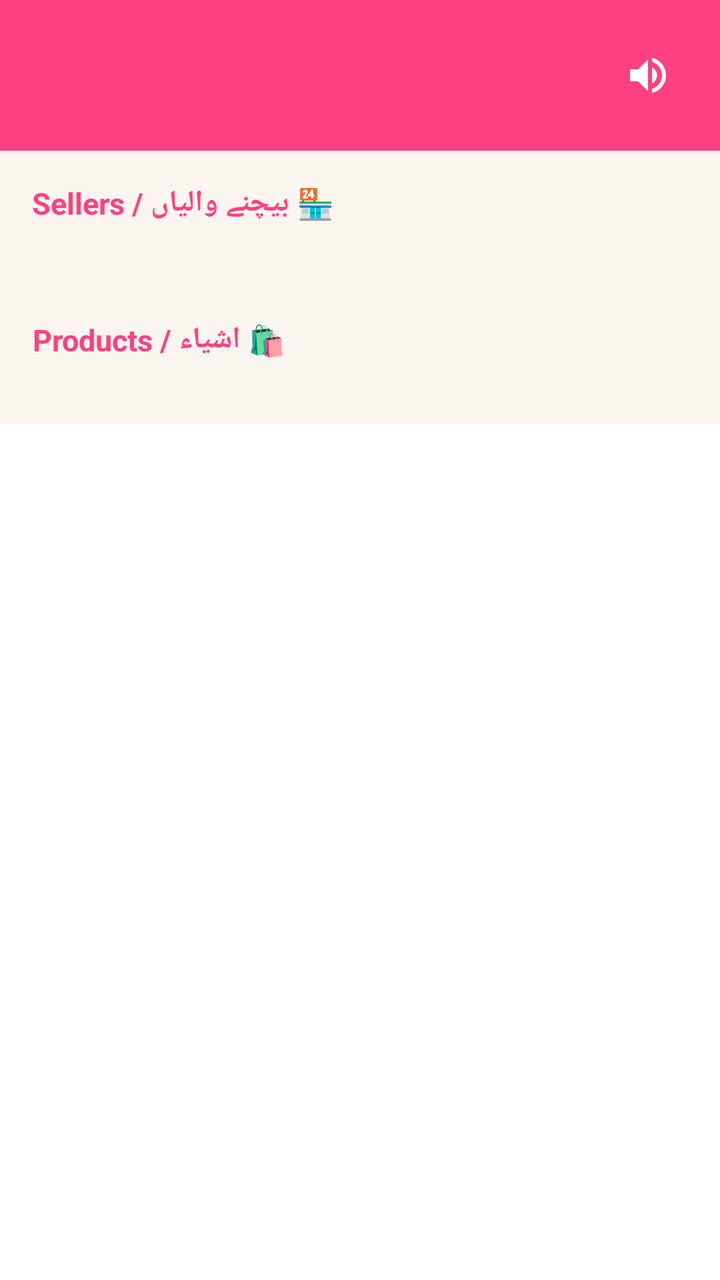
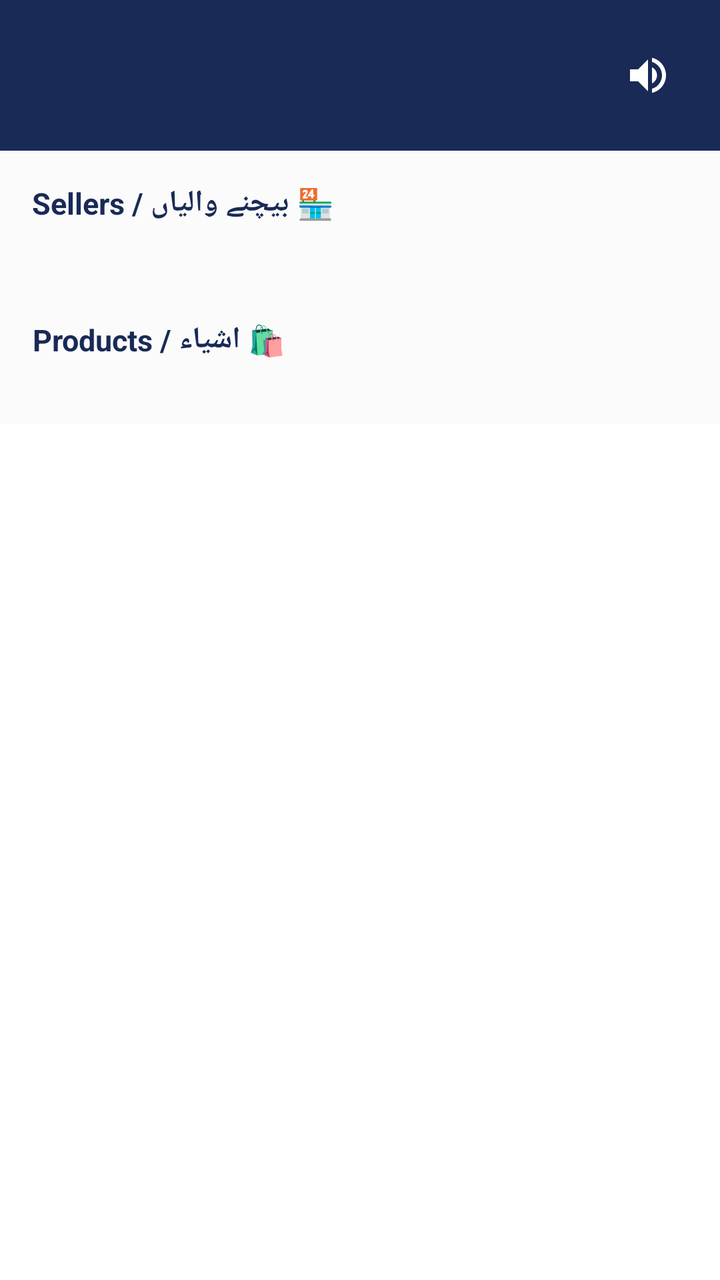

Before-and-after screenshots of an Android layout around one commit, followed by the original layout XML and the change that was made.
<!-- AndroidManifest.xml: application theme Theme.SheEmpower -->
<!-- res/layout/activity_seller_list.xml -->
<?xml version="1.0" encoding="utf-8"?>
<ScrollView xmlns:android="http://schemas.android.com/apk/res/android"
    android:layout_width="match_parent"
    android:layout_height="match_parent"
    android:background="#FFFFFF">

    <LinearLayout
        android:layout_width="match_parent"
        android:layout_height="wrap_content"
        android:orientation="vertical"
        android:background="?android:attr/windowBackground">

        
        
        
        <LinearLayout
            android:layout_width="match_parent"
            android:layout_height="wrap_content"
            android:background="#FF4081"
            android:padding="16dp"
            android:orientation="horizontal"
            android:gravity="center_vertical">

            <LinearLayout
                android:layout_width="0dp"
                android:layout_height="wrap_content"
                android:layout_weight="1"
                android:orientation="vertical">

                <TextView
                    android:id="@+id/tvCategoryTitle"
                    android:layout_width="wrap_content"
                    android:layout_height="wrap_content"
                    android:textColor="#FFFFFF"
                    android:textSize="20sp"
                    android:textStyle="bold" />

                <TextView
                    android:id="@+id/tvSellerCount"
                    android:layout_width="wrap_content"
                    android:layout_height="wrap_content"
                    android:textColor="#FFE0EC"
                    android:textSize="12sp" />
            </LinearLayout>

            
            <ImageButton
                android:id="@+id/btnSpeaker"
                android:layout_width="40dp"
                android:layout_height="40dp"
                android:src="@drawable/ic_speaker"
                android:background="@android:color/transparent"
                android:scaleType="centerInside" />
        </LinearLayout>

        
        
        
        <TextView
            android:layout_width="wrap_content"
            android:layout_height="wrap_content"
            android:text="🏪 بیچنے والیاں / Sellers"
            android:textStyle="bold"
            android:textSize="15sp"
            android:textColor="#FF4081"
            android:layout_margin="16dp" />

        <androidx.recyclerview.widget.RecyclerView
            android:id="@+id/rvSellers"
            android:layout_width="match_parent"
            android:layout_height="wrap_content"
            android:padding="8dp"
            android:nestedScrollingEnabled="false" />

        
        
        
        <TextView
            android:layout_width="wrap_content"
            android:layout_height="wrap_content"
            android:text="🛍️ اشیاء / Products"
            android:textStyle="bold"
            android:textSize="15sp"
            android:textColor="#FF4081"
            android:layout_margin="16dp" />

        <androidx.recyclerview.widget.RecyclerView
            android:id="@+id/rvProducts"
            android:layout_width="match_parent"
            android:layout_height="wrap_content"
            android:padding="8dp"
            android:nestedScrollingEnabled="false" />

    </LinearLayout>
</ScrollView>
<!-- resources referenced by this layout -->
<resources>
  <!-- drawable ic_speaker (drawable) -->
  <?xml version="1.0" encoding="utf-8"?>
  <vector xmlns:android="http://schemas.android.com/apk/res/android"
      android:width="24dp"
      android:height="24dp"
      android:viewportWidth="24"
      android:viewportHeight="24">
      <path
          android:fillColor="#FFFFFF"
          android:pathData="M3,9v6h4l5,5V4L7,9H3zm13.5,3c0-1.77-1.02-3.29-2.5-4.03v8.05c1.48-0.73,2.5-2.25,2.5-4.02zM14,3.23v2.06c2.89,0.86,5,3.54,5,6.71s-2.11,5.85-5,6.71v2.06c4.01-0.91,7-4.49,7-8.77s-2.99-7.86-7-8.77z"/>
  </vector>
  <style name="Theme.SheEmpower" parent="Theme.AppCompat.Light.NoActionBar">
          <item name="colorPrimary">@color/lavender_primary</item>
          <item name="colorPrimaryDark">@color/lavender_dark</item>
          <item name="colorAccent">@color/lavender_primary</item>
          <item name="android:windowBackground">@color/bg_cream</item>
          <item name="android:colorBackground">@color/bg_cream</item>
          <item name="android:textColorPrimary">@color/text_dark</item>
          <item name="android:textColorSecondary">@color/text_gray</item>
      </style>
  <color name="lavender_primary">#7C3AED</color>
  <color name="lavender_dark">#5B21B6</color>
  <color name="bg_cream">#FAF5EF</color>
  <color name="text_dark">#2D253B</color>
  <color name="text_gray">#6B637B</color>
</resources>

<!-- the commit's change to res/layout/activity_seller_list.xml (unified diff, before → after) -->
@@ -16,7 +16,7 @@
         <LinearLayout
             android:layout_width="match_parent"
             android:layout_height="wrap_content"
-            android:background="#FF4081"
+            android:background="#192A56"
             android:padding="16dp"
             android:orientation="horizontal"
             android:gravity="center_vertical">
@@ -39,7 +39,7 @@
                     android:id="@+id/tvSellerCount"
                     android:layout_width="wrap_content"
                     android:layout_height="wrap_content"
-                    android:textColor="#FFE0EC"
+                    android:textColor="#F7D794"
                     android:textSize="12sp" />
             </LinearLayout>
 
@@ -62,7 +62,7 @@
             android:text="🏪 بیچنے والیاں / Sellers"
             android:textStyle="bold"
             android:textSize="15sp"
-            android:textColor="#FF4081"
+            android:textColor="#192A56"
             android:layout_margin="16dp" />
 
         <androidx.recyclerview.widget.RecyclerView
@@ -81,7 +81,7 @@
             android:text="🛍️ اشیاء / Products"
             android:textStyle="bold"
             android:textSize="15sp"
-            android:textColor="#FF4081"
+            android:textColor="#192A56"
             android:layout_margin="16dp" />
 
         <androidx.recyclerview.widget.RecyclerView
<!-- resource entries referenced after the edit -->
@@ -12,18 +12,20 @@
           android:pathData="M3,9v6h4l5,5V4L7,9H3zm13.5,3c0-1.77-1.02-3.29-2.5-4.03v8.05c1.48-0.73,2.5-2.25,2.5-4.02zM14,3.23v2.06c2.89,0.86,5,3.54,5,6.71s-2.11,5.85-5,6.71v2.06c4.01-0.91,7-4.49,7-8.77s-2.99-7.86-7-8.77z"/>
   </vector>
   <style name="Theme.SheEmpower" parent="Theme.AppCompat.Light.NoActionBar">
-          <item name="colorPrimary">@color/lavender_primary</item>
-          <item name="colorPrimaryDark">@color/lavender_dark</item>
-          <item name="colorAccent">@color/lavender_primary</item>
-          <item name="android:windowBackground">@color/bg_cream</item>
-          <item name="android:colorBackground">@color/bg_cream</item>
-          <item name="android:textColorPrimary">@color/text_dark</item>
-          <item name="android:textColorSecondary">@color/text_gray</item>
+          <item name="colorPrimary">@color/primary</item>
+          <item name="colorPrimaryDark">@color/primary_dark</item>
+          <item name="colorAccent">@color/accent</item>
+          <item name="android:windowBackground">@color/background</item>
+          <item name="android:colorBackground">@color/background</item>
+          <item name="android:textColorPrimary">@color/text_primary</item>
+          <item name="android:textColorSecondary">@color/text_secondary</item>
+          <item name="android:statusBarColor">@color/primary_dark</item>
       </style>
-  <color name="lavender_primary">#7C3AED</color>
-  <color name="lavender_dark">#5B21B6</color>
-  <color name="bg_cream">#FAF5EF</color>
-  <color name="text_dark">#2D253B</color>
-  <color name="text_gray">#6B637B</color>
+  <color name="primary">#192A56</color>
+  <color name="primary_dark">#0F1B3D</color>
+  <color name="accent">#F7D794</color>
+  <color name="background">#FCFBFB</color>
+  <color name="text_primary">#192A56</color>
+  <color name="text_secondary">#6B7A99</color>
 </resources>
 
